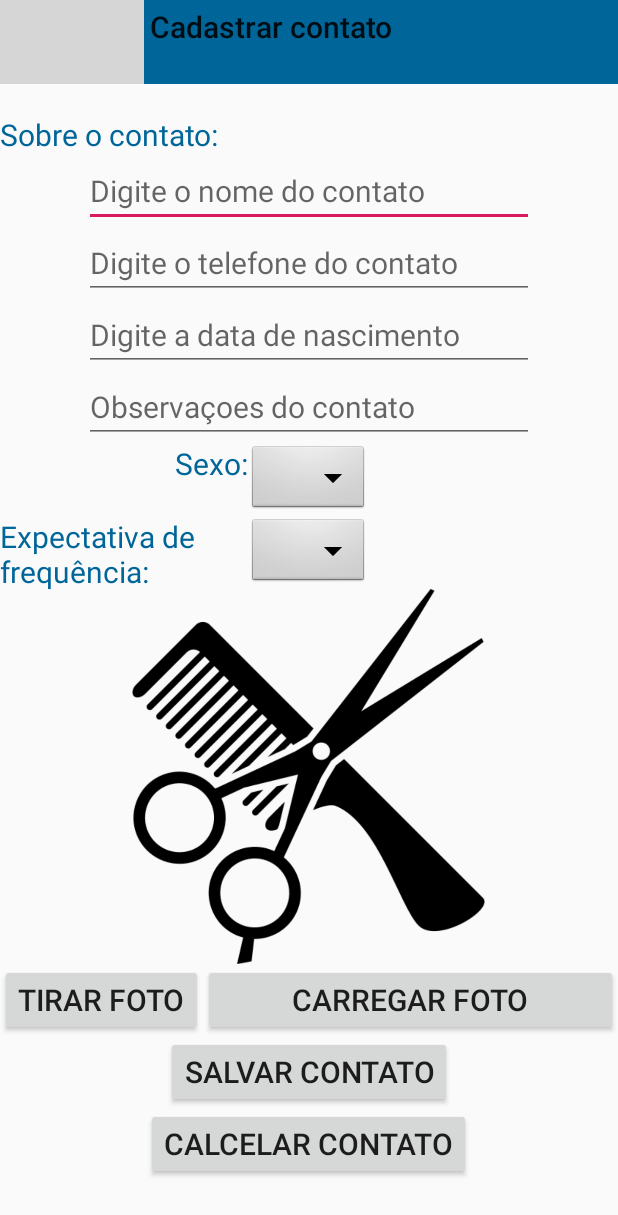
After one commit to gabrielhofman/AppHairNew, an Android app: the CadastroContato screen opened directly, with no data from a screen before it, on a phone screen of 412 x 824 dp. The commit adds this screen. Shown: the top 1215 px of the screen. Run offline under Robolectric (Android 15) with nearby library versions, the phone set to English and light mode, and no system bars; 2 statements that could not run were skipped; grey boxes are pictures that could not be loaded.

Commit message:
tentativa spinner

```diff
--- a/app/src/main/AndroidManifest.xml
+++ b/app/src/main/AndroidManifest.xml
@@ -11,6 +11,7 @@
         android:roundIcon="@mipmap/ic_launcher_round"
         android:supportsRtl="true"
         android:theme="@style/AppTheme">
+        <activity android:name=".ui.CadastroContato"></activity>
         <activity android:name=".ui.CadastroServico">
             <intent-filter>
                 <action android:name="android.intent.action.MAIN" />
@@ -19,9 +20,7 @@
             </intent-filter>
         </activity>
         <activity android:name=".ui.TesteCep" />
-        <activity android:name=".ui.DashBoard">
-
-        </activity>
+        <activity android:name=".ui.DashBoard"></activity>
         <activity android:name=".ui.NovoContato" />
         <activity android:name=".ui.CadastroUsuario" />
         <activity android:name=".MainActivity" />
--- a/app/src/main/java/com/example/apphairnew/Service/ApiService.java
+++ b/app/src/main/java/com/example/apphairnew/Service/ApiService.java
@@ -1,8 +1,10 @@
 package com.example.apphairnew.Service;
 
+import com.example.apphairnew.model.ContatoModel;
 import com.example.apphairnew.model.LoginModel;
 import com.example.apphairnew.model.ProfModel;
 import com.example.apphairnew.model.ServicoModel;
+import com.example.apphairnew.response.CadContatoResponse;
 import com.example.apphairnew.response.CadProfResponse;
 import com.example.apphairnew.response.CadServicoResponse;
 import com.example.apphairnew.response.CepResponse;
@@ -22,6 +24,9 @@ public interface ApiService {
     @POST("auth/CadastroProf")
     Call<CadProfResponse> CadProf(@Body ProfModel body);
 
+    @POST("auth/CadastroContato")
+    Call<CadContatoResponse> CadContato(@Body ContatoModel body);
+
     @POST("auth/CadastroServico")
     Call<CadServicoResponse> CadServico(@Body ServicoModel body);
 
--- /dev/null
+++ b/app/src/main/java/com/example/apphairnew/model/ContatoModel.java
@@ -0,0 +1,59 @@
+package com.example.apphairnew.model;
+
+public class ContatoModel {
+
+    private String nomeContato;
+    private String telContato;
+    private String dataNascCont;
+    private String obsContado;
+    private String sexoContato;
+    private String expFreqContato;
+
+    public String getNomeContato() {
+        return nomeContato;
+    }
+
+    public void setNomeContato(String nomeContato) {
+        this.nomeContato = nomeContato;
+    }
+
+    public String getTelContato() {
+        return telContato;
+    }
+
+    public void setTelContato(String telContato) {
+        this.telContato = telContato;
+    }
+
+    public String getDataNascCont() {
+        return dataNascCont;
+    }
+
+    public void setDataNascCont(String dataNascCont) {
+        this.dataNascCont = dataNascCont;
+    }
+
+    public String getObsContado() {
+        return obsContado;
+    }
+
+    public void setObsContado(String obsContado) {
+        this.obsContado = obsContado;
+    }
+
+    public String getSexoContato() {
+        return sexoContato;
+    }
+
+    public void setSexoContato(String sexoContato) {
+        this.sexoContato = sexoContato;
+    }
+
+    public String getExpFreqContato() {
+        return expFreqContato;
+    }
+
+    public void setExpFreqContato(String expFreqContato) {
+        this.expFreqContato = expFreqContato;
+    }
+}
--- /dev/null
+++ b/app/src/main/java/com/example/apphairnew/response/CadContatoResponse.java
@@ -0,0 +1,24 @@
+package com.example.apphairnew.response;
+
+public class CadContatoResponse {
+
+    private boolean success;
+    private String message;
+
+    public boolean isSuccess() {
+        return success;
+    }
+
+    public void setSuccess(boolean success) {
+        this.success = success;
+    }
+
+    public String getMessage() {
+        return message;
+    }
+
+    public void setMessage(String message) {
+        this.message = message;
+    }
+
+}
--- /dev/null
+++ b/app/src/main/java/com/example/apphairnew/ui/CadastroContato.java
@@ -0,0 +1,185 @@
+package com.example.apphairnew.ui;
+
+import android.content.Intent;
+import android.support.annotation.NonNull;
+import android.support.design.widget.NavigationView;
+import android.support.v4.widget.DrawerLayout;
+import android.support.v7.app.ActionBar;
+import android.support.v7.app.AppCompatActivity;
+import android.os.Bundle;
+import android.support.v7.widget.Toolbar;
+import android.view.MenuItem;
+import android.view.View;
+import android.widget.ArrayAdapter;
+import android.widget.Button;
+import android.widget.EditText;
+import android.widget.Spinner;
+import android.widget.Toast;
+
+import com.example.apphairnew.R;
+import com.example.apphairnew.Service.ApiService;
+import com.example.apphairnew.model.ContatoModel;
+import com.example.apphairnew.response.CadContatoResponse;
+import com.example.apphairnew.web.ApiControler;
+
+import retrofit2.Call;
+import retrofit2.Callback;
+import retrofit2.Response;
+
+public class CadastroContato extends AppCompatActivity implements View.OnClickListener, NavigationView.OnNavigationItemSelectedListener {
+
+    private EditText campoNomeContato;
+    private EditText campoTelContato;
+    private EditText campoDataNascContado;
+    private EditText campoObsContato;
+    private Spinner spinnerSexoContato;
+    private Spinner spinnerExpecFreqContato;
+
+    private Button botaoTirarFoto;
+    private Button botaoCarregarFoto;
+    private Button botaoCadastroContato;
+    private Button botaoCancelarContato;
+
+    private Toolbar toolbar;
+    private ActionBar actionBar;
+    private DrawerLayout drawerLayout;
+    private NavigationView navigationView;
+    private ContatoModel contatoModel;
+
+    private String nomeContato, telContato, nascContato, obsContato, sexoContato, freqContato;
+
+    private ApiService service = ApiControler.CreateController();
+
+    @Override
+    protected void onCreate(Bundle savedInstanceState) {
+        super.onCreate(savedInstanceState);
+        setContentView(R.layout.activity_cadastro_contato);
+
+        navigationView = (NavigationView) findViewById(R.id.navigation_view);
+        drawerLayout=(DrawerLayout) findViewById(R.id.drawer_layout);
+
+        //  Toolbar toolbar = (Toolbar) findViewById(R.id.toolbar);
+
+        Toolbar toolbar = (Toolbar) findViewById(R.id.toolbar);
+
+        setSupportActionBar(toolbar);
+
+        navigationView.setNavigationItemSelectedListener(this);
+
+        actionBar = getSupportActionBar();
+
+        actionBar.setDisplayHomeAsUpEnabled(true);
+        actionBar.setHomeAsUpIndicator(R.drawable.ic_menu_white_24dp);
+
+        actionBar.setTitle("Cadastrar contato");
+
+        campoNomeContato = (EditText) findViewById(R.id.campoNomeContato);
+        campoTelContato = (EditText) findViewById(R.id.campoTelefoneContato);
+
+        ArrayAdapter<CharSequence> adapterSexo = ArrayAdapter.createFromResource(this,
+                R.array.sexoContato, R.layout.support_simple_spinner_dropdown_item);
+        spinnerSexoContato.setAdapter(adapterSexo);
+
+        ArrayAdapter<CharSequence> adapterFreq = ArrayAdapter.createFromResource(this,
+                R.array.freqContato, R.layout.support_simple_spinner_dropdown_item);
+        spinnerExpecFreqContato.setAdapter(adapterFreq);
+
+        Button botaoTirarFoto = (Button)findViewById(R.id.botaoTirarFoto);
+        this.botaoTirarFoto = botaoTirarFoto;
+        botaoTirarFoto.setOnClickListener(this);
+
+        Button botaoCarregarFoto = (Button)findViewById(R.id.botaoCarregarFoto);
+        this.botaoCarregarFoto = botaoCarregarFoto;
+        botaoCarregarFoto.setOnClickListener(this);
+
+        Button botaoCadastroContato = (Button)findViewById(R.id.botaoCadastrarContato);
+        this.botaoCadastroContato = botaoCadastroContato;
+        botaoCadastroContato.setOnClickListener(this);
+
+        Button botaoCancelarContato = (Button)findViewById(R.id.botaoCancelarContato);
+        this.botaoCancelarContato = botaoCancelarContato;
+        botaoCancelarContato.setOnClickListener(this);
+
+
+
+    }
+
+    @Override
+    public boolean onNavigationItemSelected(@NonNull MenuItem menuItem) {
+        drawerLayout.closeDrawers();
+
+        switch (menuItem.getItemId()){
+            case R.id.login:
+                Intent intent = new Intent(this, Login.class);
+                startActivity(intent);
+                return true;
+
+            case R.id.cadastrar_usuario:
+                Intent intent1 = new Intent(this, CadastroUsuario.class);
+                startActivity(intent1);
+                return true;
+
+            case R.id.novo_contato:
+                Intent intent2 = new Intent(this, NovoContato.class);
+                startActivity(intent2);
+                return true;
+        }
+
+        return false;
+    }
+
+    @Override
+    public void onClick(View v) {
+
+        if (v==botaoCadastroContato){
+
+        }else{
+            nomeContato = campoNomeContato.getText().toString();
+            telContato = campoTelContato.getText().toString();
+            nascContato = campoDataNascContado.getText().toString();
+            obsContato = campoObsContato.getText().toString();
+            sexoContato = spinnerSexoContato.getSelectedItem().toString();
+            freqContato = spinnerExpecFreqContato.getSelectedItem().toString();
+
+            if(nomeContato.isEmpty() || telContato.isEmpty() || nascContato.isEmpty() || obsContato.isEmpty() || sexoContato.isEmpty() || freqContato.isEmpty()){
+                Toast.makeText(CadastroContato.this, "Complete todos os campos", Toast.LENGTH_LONG).show();
+
+            }else{
+                ContatoModel contatoModel = new ContatoModel();
+                contatoModel.setNomeContato(nomeContato);
+                contatoModel.setTelContato(telContato);
+                contatoModel.setDataNascCont(nascContato);
+                contatoModel.setSexoContato(sexoContato);
+                contatoModel.setExpFreqContato(freqContato);
+
+                Toast.makeText(getApplicationContext(), sexoContato, Toast.LENGTH_SHORT).show();
+
+                Toast.makeText(getApplicationContext(), freqContato, Toast.LENGTH_SHORT).show();
+
+                service.CadContato(contatoModel).enqueue(new Callback<CadContatoResponse>() {
+                    @Override
+                    public void onResponse(Call<CadContatoResponse> call, Response<CadContatoResponse> response) {
+                        String mensagem;
+                         if (response.body().isSuccess()){
+                         mensagem = "Cadastro efetuado com sucesso";
+                         }else{
+                         mensagem = "Falha no cadastro"+ response.body().getMessage();
+                         }
+                         Toast.makeText(getApplicationContext(), mensagem, Toast.LENGTH_SHORT).show();
+
+                    }
+
+                    @Override
+                    public void onFailure(Call<CadContatoResponse> call, Throwable t) {
+                        Toast.makeText(getApplicationContext(), "Houve um erro:" + t.getMessage(), Toast.LENGTH_SHORT).show();
+                        t.printStackTrace();
+                    }
+                });
+
+
+
+            }
+        }
+
+    }
+}
--- a/app/src/main/java/com/example/apphairnew/ui/CadastroServico.java
+++ b/app/src/main/java/com/example/apphairnew/ui/CadastroServico.java
@@ -141,26 +141,26 @@ public class CadastroServico extends AppCompatActivity implements View.OnClickLi
 
                 Toast.makeText(getApplicationContext(), servicoModel.getNomeServico() + descServico + precoServico + tempoServico, Toast.LENGTH_SHORT).show();
 
-                service.CadServico(servicoModel).enqueue(new Callback<CadServicoResponse>() {
-                    @Override
-                    public void onResponse(Call<CadServicoResponse> call, Response<CadServicoResponse> response) {
-                        String mensagem;
-                        if (response.body().isSuccess()){
-                            mensagem = "Cadastro efetuado com sucesso";
-                        }else{
-                            mensagem = "Falha no cadastro"+ response.body().getMessage();
-                        }
-                        Toast.makeText(getApplicationContext(), mensagem, Toast.LENGTH_SHORT).show();
+               // service.CadServico(servicoModel).enqueue(new Callback<CadServicoResponse>() {
+                 //   @Override
+                   // public void onResponse(Call<CadServicoResponse> call, Response<CadServicoResponse> response) {
+                     //   String mensagem;
+                       // if (response.body().isSuccess()){
+                         //   mensagem = "Cadastro efetuado com sucesso";
+                        //}else{
+                          //  mensagem = "Falha no cadastro"+ response.body().getMessage();
+                        //}
+                        //Toast.makeText(getApplicationContext(), mensagem, Toast.LENGTH_SHORT).show();
+                    //}
+
+                    //@Override
+                    //public void onFailure(Call<CadServicoResponse> call, Throwable t) {
+                      //  Toast.makeText(getApplicationContext(), "Houve um erro:" + t.getMessage(), Toast.LENGTH_SHORT).show();
+                        //t.printStackTrace();
                     }
 
-                    @Override
-                    public void onFailure(Call<CadServicoResponse> call, Throwable t) {
-                        Toast.makeText(getApplicationContext(), "Houve um erro:" + t.getMessage(), Toast.LENGTH_SHORT).show();
-                        t.printStackTrace();
-                    }
-                });
 
-            }
+
 
         }
 
--- /dev/null
+++ b/app/src/main/res/layout/activity_cadastro_contato.xml
@@ -0,0 +1,187 @@
+<?xml version="1.0" encoding="utf-8"?>
+<android.support.v4.widget.DrawerLayout xmlns:android="http://schemas.android.com/apk/res/android"
+    xmlns:app="http://schemas.android.com/apk/res-auto"
+    xmlns:tools="http://schemas.android.com/tools"
+    android:layout_width="match_parent"
+    android:layout_height="match_parent"
+    tools:context=".ui.CadastroContato"
+    android:id="@+id/drawer_layout"
+    android:orientation="vertical">
+
+    <LinearLayout
+        android:layout_width="match_parent"
+        android:layout_height="match_parent"
+        android:orientation="vertical">
+
+
+        <android.support.v7.widget.Toolbar
+            android:layout_width="match_parent"
+            android:layout_height="?attr/actionBarSize"
+            android:background="@color/colorPrimary"
+            android:theme="@style/Widget.AppCompat.Toolbar"
+            android:id="@+id/toolbar"></android.support.v7.widget.Toolbar>
+
+        <ScrollView
+            android:layout_width="match_parent"
+            android:layout_height="wrap_content">
+            <RelativeLayout
+                android:layout_width="match_parent"
+                android:layout_height="match_parent">
+
+                <TextView
+                    android:id="@+id/centralizador"
+                    android:layout_width="50dp"
+                    android:layout_height="20dp"
+                    android:layout_centerHorizontal="true"
+
+                    />
+
+                <TextView
+                    android:id="@+id/labelSobreContato"
+                    android:layout_width="wrap_content"
+                    android:layout_height="wrap_content"
+                    android:hint="Sobre o contato:"
+                    android:textSize="20dp"
+                    android:textColorHint="@color/colorPrimary"
+                    android:layout_below="@+id/centralizador"/>
+
+                <EditText
+                    android:id="@+id/campoNomeContato"
+                    android:layout_width="300dp"
+                    android:layout_height="wrap_content"
+                    android:layout_centerHorizontal="true"
+                    android:hint="Digite o nome do contato"
+                    android:textSize="20dp"
+                    android:layout_below="@id/labelSobreContato"
+                    />
+
+                <EditText
+                    android:id="@+id/campoTelefoneContato"
+                    android:layout_width="300dp"
+                    android:layout_height="wrap_content"
+                    android:layout_centerHorizontal="true"
+                    android:hint="Digite o telefone do contato"
+                    android:textSize="20dp"
+                    android:layout_below="@id/campoNomeContato"
+                    />
+                <EditText
+                    android:id="@+id/campoDataNascContato"
+                    android:layout_width="300dp"
+                    android:layout_height="wrap_content"
+                    android:layout_centerHorizontal="true"
+                    android:hint="Digite a data de nascimento"
+                    android:textSize="20dp"
+                    android:layout_below="@id/campoTelefoneContato"
+                    />
+                <EditText
+                    android:id="@+id/campoObsContato"
+                    android:layout_width="300dp"
+                    android:layout_height="wrap_content"
+                    android:layout_centerHorizontal="true"
+                    android:hint="Observaçoes do contato"
+                    android:textSize="20dp"
+                    android:layout_below="@id/campoDataNascContato"
+                    />
+
+                <TextView
+                    android:id="@+id/labelSexoContato"
+                    android:layout_width="wrap_content"
+                    android:layout_height="wrap_content"
+                    android:hint="Sexo:"
+                    android:textSize="20dp"
+                    android:textColorHint="@color/colorPrimary"
+                    android:layout_below="@+id/campoObsContato"
+                    android:layout_toLeftOf="@id/spinnerSexoContato"
+                    android:layout_centerHorizontal="true"/>
+
+                <Spinner
+                    android:id="@+id/spinnerSexoContato"
+                    android:layout_width="wrap_content"
+                    android:layout_height="wrap_content"
+                    android:background="@android:drawable/btn_dropdown"
+                    android:spinnerMode="dropdown"
+                    android:layout_below="@+id/campoObsContato"
+                    android:layout_centerHorizontal="true"/>
+
+                <TextView
+                    android:id="@+id/labelExpecFreqContato"
+                    android:layout_width="wrap_content"
+                    android:layout_height="wrap_content"
+                    android:hint="Expectativa de frequência:"
+                    android:textSize="20dp"
+                    android:textColorHint="@color/colorPrimary"
+                    android:layout_below="@+id/spinnerSexoContato"
+                    android:layout_toLeftOf="@id/spinnerExpecFreqContato"
+                    android:layout_centerHorizontal="true"/>
+
+                <Spinner
+                    android:id="@+id/spinnerExpecFreqContato"
+                    android:layout_width="wrap_content"
+                    android:layout_height="wrap_content"
+                    android:background="@android:drawable/btn_dropdown"
+                    android:spinnerMode="dropdown"
+                    android:layout_below="@+id/spinnerSexoContato"
+                    android:layout_centerHorizontal="true"/>
+
+                <ImageView
+                    android:id="@+id/fotoContato"
+                    android:layout_width="250dp"
+                    android:layout_height="250dp"
+                    android:layout_centerHorizontal="true"
+                    android:src="@drawable/saloon"
+                    android:layout_below="@id/spinnerExpecFreqContato"/>
+
+                <Button
+                    android:id="@+id/botaoTirarFoto"
+                    android:layout_width="wrap_content"
+                    android:layout_height="wrap_content"
+                    android:text="Tirar foto"
+                    android:textSize="20dp"
+                    android:layout_below="@+id/fotoContato"/>
+
+                <Button
+                    android:id="@+id/botaoCarregarFoto"
+                    android:layout_width="match_parent"
+                    android:layout_height="wrap_content"
+                    android:text="Carregar foto"
+                    android:textSize="20dp"
+                    android:layout_below="@+id/fotoContato"
+                    android:layout_toRightOf="@id/botaoTirarFoto"/>
+
+                <Button
+                    android:id="@+id/botaoCadastrarContato"
+                    android:layout_width="wrap_content"
+                    android:layout_height="wrap_content"
+                    android:text="Salvar contato"
+                    android:textSize="20dp"
+                    android:layout_below="@+id/botaoCarregarFoto"
+                    android:layout_centerHorizontal="true"/>
+                <Button
+                    android:id="@+id/botaoCancelarContato"
+                    android:layout_width="wrap_content"
+                    android:layout_height="wrap_content"
+                    android:text="Calcelar contato"
+                    android:textSize="20dp"
+                    android:layout_below="@+id/botaoCadastrarContato"
+                    android:layout_centerHorizontal="true"/>
+
+
+
+
+
+
+            </RelativeLayout>
+        </ScrollView>
+
+    </LinearLayout>
+
+    <android.support.design.widget.NavigationView
+        android:layout_width="wrap_content"
+        android:layout_height="match_parent"
+        android:layout_gravity="start"
+        android:id="@+id/navigation_view"
+        app:menu="@menu/menu_lateral"
+        app:headerLayout="@layout/drawer_header">
+    </android.support.design.widget.NavigationView>
+
+</android.support.v4.widget.DrawerLayout>
--- a/app/src/main/res/values/strings.xml
+++ b/app/src/main/res/values/strings.xml
@@ -8,4 +8,16 @@
         <item>120</item>
 
     </string-array>
+
+    <string-array name="sexoContato">
+        <item>Masculino</item>
+        <item>Feminino</item>
+    </string-array>
+
+    <string-array name="freqContato">
+        <item>A cada 30 dias</item>
+        <item>A cada 60 dias</item>
+        <item>A cada 90 dias</item>
+        <item>A cada 120 dias</item>
+    </string-array>
 </resources>
```
